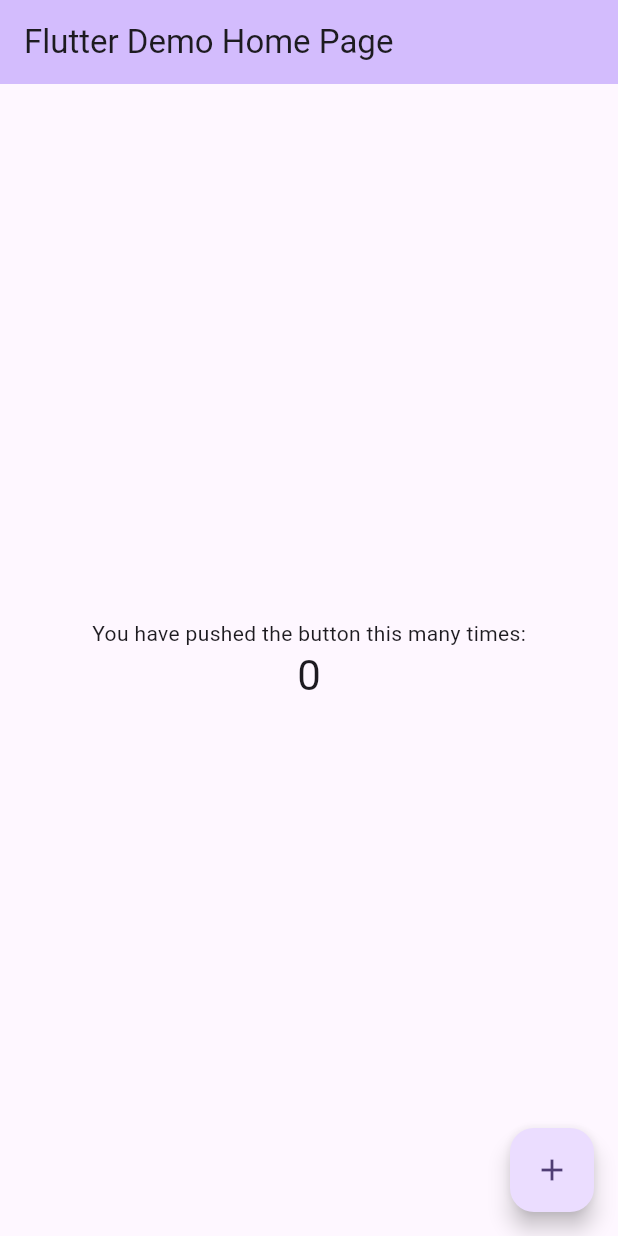
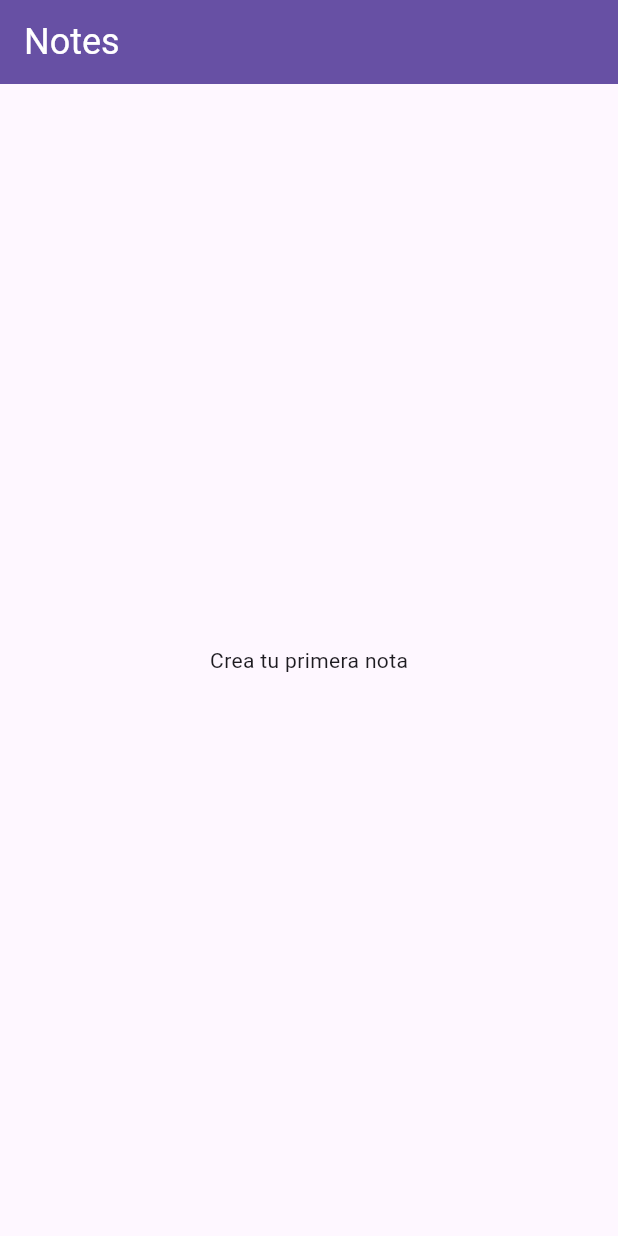
Before and after one commit to CeToribio/notes_app_cetoribio, a Flutter app: the screen it shows after launch, on a phone screen of 412 x 824 dp. Run offline on Flutter 3.47's test engine with Material 3 defaults, Android fonts, the phone set to English and light mode, and no system bars.

Commit message:
feat/setuo project

```diff
--- a/lib/main.dart
+++ b/lib/main.dart
@@ -1,4 +1,6 @@
 import 'package:flutter/material.dart';
+
+import 'screens/home_screen.dart';
 
 void main() {
   runApp(const MyApp());
@@ -10,116 +12,11 @@ class MyApp extends StatelessWidget {
   // This widget is the root of your application.
   @override
   Widget build(BuildContext context) {
-    return MaterialApp(
-      title: 'Flutter Demo',
-      theme: ThemeData(
-        // This is the theme of your application.
-        //
-        // TRY THIS: Try running your application with "flutter run". You'll see
-        // the application has a purple toolbar. Then, without quitting the app,
-        // try changing the seedColor in the colorScheme below to Colors.green
-        // and then invoke "hot reload" (save your changes or press the "hot
-        // reload" button in a Flutter-supported IDE, or press "r" if you used
-        // the command line to start the app).
-        //
-        // Notice that the counter didn't reset back to zero; the application
-        // state is not lost during the reload. To reset the state, use hot
-        // restart instead.
-        //
-        // This works for code too, not just values: Most code changes can be
-        // tested with just a hot reload.
-        colorScheme: ColorScheme.fromSeed(seedColor: Colors.deepPurple),
-        useMaterial3: true,
-      ),
-      home: const MyHomePage(title: 'Flutter Demo Home Page'),
+    return const MaterialApp(
+      debugShowCheckedModeBanner: false,
+      title: 'NOTES APP',
+      themeMode: ThemeMode.dark,
+      home: HomeScreen(),
     );
   }
 }
-
-class MyHomePage extends StatefulWidget {
-  const MyHomePage({super.key, required this.title});
-
-  // This widget is the home page of your application. It is stateful, meaning
-  // that it has a State object (defined below) that contains fields that affect
-  // how it looks.
-
-  // This class is the configuration for the state. It holds the values (in this
-  // case the title) provided by the parent (in this case the App widget) and
-  // used by the build method of the State. Fields in a Widget subclass are
-  // always marked "final".
-
-  final String title;
-
-  @override
-  State<MyHomePage> createState() => _MyHomePageState();
-}
-
-class _MyHomePageState extends State<MyHomePage> {
-  int _counter = 0;
-
-  void _incrementCounter() {
-    setState(() {
-      // This call to setState tells the Flutter framework that something has
-      // changed in this State, which causes it to rerun the build method below
-      // so that the display can reflect the updated values. If we changed
-      // _counter without calling setState(), then the build method would not be
-      // called again, and so nothing would appear to happen.
-      _counter++;
-    });
-  }
-
-  @override
-  Widget build(BuildContext context) {
-    // This method is rerun every time setState is called, for instance as done
-    // by the _incrementCounter method above.
-    //
-    // The Flutter framework has been optimized to make rerunning build methods
-    // fast, so that you can just rebuild anything that needs updating rather
-    // than having to individually change instances of widgets.
-    return Scaffold(
-      appBar: AppBar(
-        // TRY THIS: Try changing the color here to a specific color (to
-        // Colors.amber, perhaps?) and trigger a hot reload to see the AppBar
-        // change color while the other colors stay the same.
-        backgroundColor: Theme.of(context).colorScheme.inversePrimary,
-        // Here we take the value from the MyHomePage object that was created by
-        // the App.build method, and use it to set our appbar title.
-        title: Text(widget.title),
-      ),
-      body: Center(
-        // Center is a layout widget. It takes a single child and positions it
-        // in the middle of the parent.
-        child: Column(
-          // Column is also a layout widget. It takes a list of children and
-          // arranges them vertically. By default, it sizes itself to fit its
-          // children horizontally, and tries to be as tall as its parent.
-          //
-          // Column has various properties to control how it sizes itself and
-          // how it positions its children. Here we use mainAxisAlignment to
-          // center the children vertically; the main axis here is the vertical
-          // axis because Columns are vertical (the cross axis would be
-          // horizontal).
-          //
-          // TRY THIS: Invoke "debug painting" (choose the "Toggle Debug Paint"
-          // action in the IDE, or press "p" in the console), to see the
-          // wireframe for each widget.
-          mainAxisAlignment: MainAxisAlignment.center,
-          children: <Widget>[
-            const Text(
-              'You have pushed the button this many times:',
-            ),
-            Text(
-              '$_counter',
-              style: Theme.of(context).textTheme.headlineMedium,
-            ),
-          ],
-        ),
-      ),
-      floatingActionButton: FloatingActionButton(
-        onPressed: _incrementCounter,
-        tooltip: 'Increment',
-        child: const Icon(Icons.add),
-      ), // This trailing comma makes auto-formatting nicer for build methods.
-    );
-  }
-}
--- /dev/null
+++ b/lib/screens/home_screen.dart
@@ -0,0 +1,25 @@
+import 'package:flutter/material.dart';
+
+class HomeScreen extends StatelessWidget {
+  const HomeScreen({super.key});
+
+  @override
+  Widget build(BuildContext context) {
+    return Scaffold(
+      appBar: AppBar(
+        title: const Text(
+          'Notes',
+          style: TextStyle(
+              color: Colors.white,
+              fontSize: 24.0,
+              fontWeight: FontWeight.normal),
+        ),
+        elevation: 2,
+        backgroundColor: Theme.of(context).colorScheme.primary,
+      ),
+      body: const Center(
+        child: Text('Crea tu primera nota'),
+      ),
+    );
+  }
+}
--- a/pubspec.yaml
+++ b/pubspec.yaml
@@ -35,6 +35,8 @@ dependencies:
   # The following adds the Cupertino Icons font to your application.
   # Use with the CupertinoIcons class for iOS style icons.
   cupertino_icons: ^1.0.6
+  sqflite: ^2.3.3
+  flutter_screenutil: ^5.9.0
 
 dev_dependencies:
   flutter_test:
```
Also changed, not shown: lib/models/note.dart (added), lib/services/database_service.dart (added), pubspec.lock, 7 other files.
